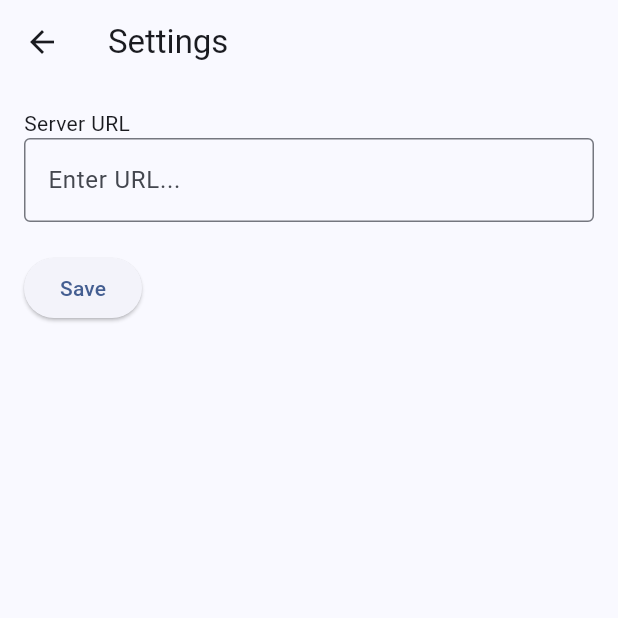
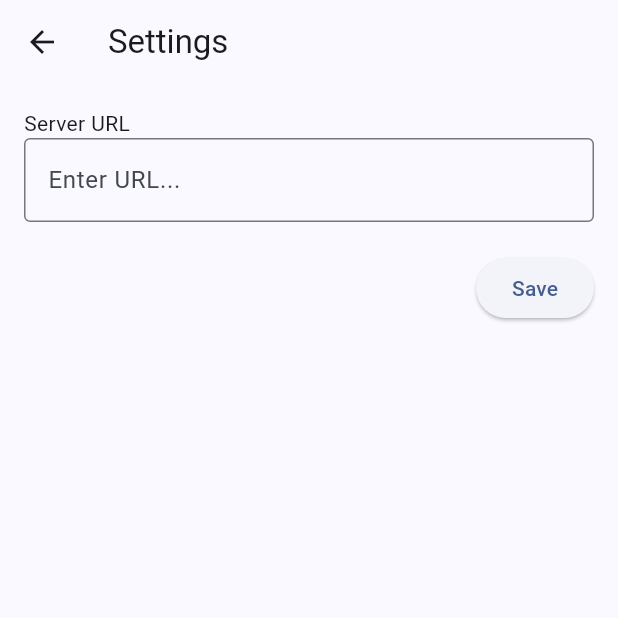
Before and after one commit to KarlSupertramp/WebApi-Flutter-Template, a Flutter app: the Settings screen opened directly, on a phone screen of 412 x 824 dp, the top half of it. Run offline on Flutter 3.47's test engine with Material 3 defaults, Android fonts, the light colour scheme and no system bars; our stand-ins replace shared_preferences; accounts and stored records are empty; network calls fail.

Commit message:
Cleanup settings

```diff
--- a/KarlsFlutterTemplate/lib/settings.dart
+++ b/KarlsFlutterTemplate/lib/settings.dart
@@ -10,7 +10,7 @@
 
 class SettingsState extends State<Settings> {
   final TextEditingController controller = TextEditingController();
-  static String serverUrl = ""; // Global variable (not persistent)
+  static String serverUrl = "";
 
   @override
   void initState() {
@@ -18,7 +18,6 @@
     loadServerUrl();
   }
 
-  // Load the saved server URL from SharedPreferences
   Future<void> loadServerUrl() async {
     final prefs = await SharedPreferences.getInstance();
     setState(() {
@@ -27,7 +26,6 @@
     });
   }
 
-  // Save the server URL
   Future<void> saveServerUrl() async {
     final prefs = await SharedPreferences.getInstance();
     setState(() {
@@ -53,15 +51,19 @@
                 hintText: 'Enter URL...',
               ),
               onChanged: (value) {
-                // Update global variable on text change
                 serverUrl = value;
               },
             ),
             const SizedBox(height: 20),
-            ElevatedButton(
-              onPressed: saveServerUrl,
-              child: const Text("Save"),
-            ),
+            Align(
+              alignment: Alignment.centerRight,
+              child: Visibility(
+                child:  ElevatedButton(
+                  onPressed: saveServerUrl,
+                  child: const Text("Save"),
+                ),
+              ),
+            )
           ],
         ),
       ),
```
Also changed, not shown: KarlsFlutterTemplate/lib/productsList.dart (+11 -16 lines).
